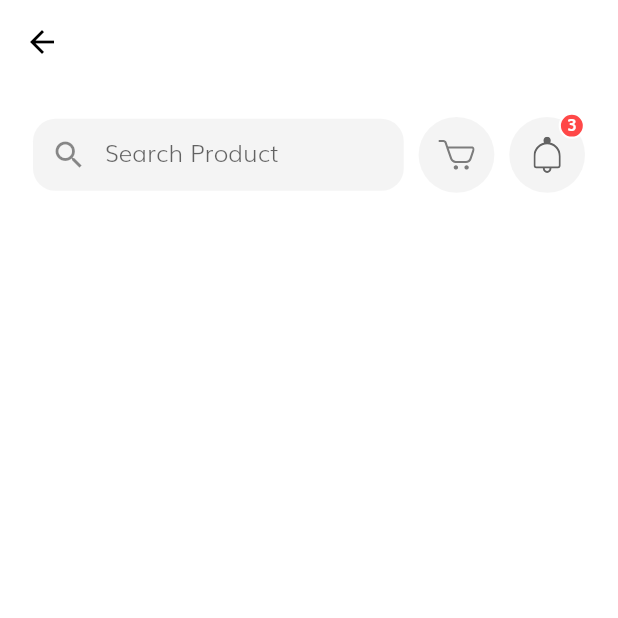
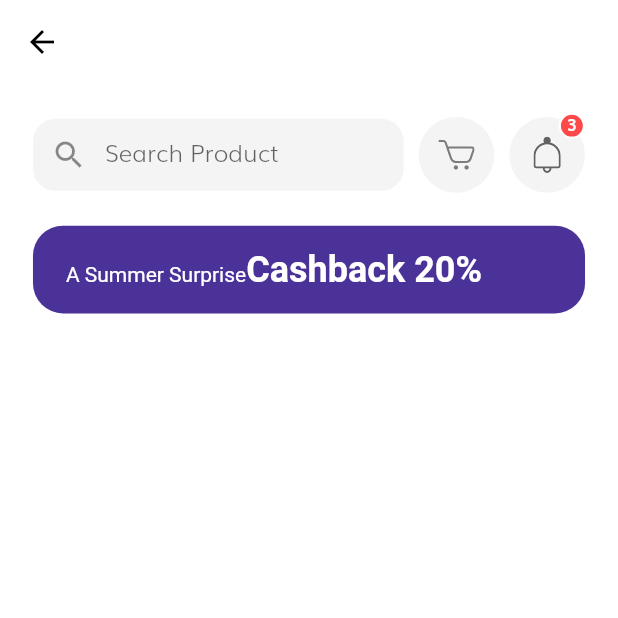
Before and after one commit to jackycsl/ecommerce_app, a Flutter app: the HomeScreen screen opened by its route, on a phone screen of 412 x 824 dp, the top half of it. Run offline on Flutter 3.47's test engine with Material 2 defaults, Android fonts, the phone set to English and light mode, and no system bars; our stand-ins replace flutter_svg.

Commit message:
Build discount card

```diff
--- a/lib/screens/home/components/body.dart
+++ b/lib/screens/home/components/body.dart
@@ -1,5 +1,6 @@
 import 'package:ecommerce_app/size_config.dart';
 import 'package:flutter/material.dart';
+import 'discount_banner.dart';
 import 'home_header.dart';
 
 class Body extends StatelessWidget {
@@ -10,7 +11,9 @@ class Body extends StatelessWidget {
         child: Column(
           children: [
             SizedBox(height: getProportionateScreenWidth(20)),
-            HomeHeader()
+            HomeHeader(),
+            SizedBox(height: getProportionateScreenWidth(20)),
+            DiscountBanner()
           ],
         ),
       ),
--- /dev/null
+++ b/lib/screens/home/components/discount_banner.dart
@@ -0,0 +1,35 @@
+import 'package:flutter/material.dart';
+
+import '../../../size_config.dart';
+
+class DiscountBanner extends StatelessWidget {
+  const DiscountBanner({
+    Key key,
+  }) : super(key: key);
+
+  @override
+  Widget build(BuildContext context) {
+    return Container(
+      margin: EdgeInsets.symmetric(horizontal: getProportionateScreenWidth(20)),
+      padding: EdgeInsets.symmetric(
+          horizontal: getProportionateScreenWidth(20),
+          vertical: getProportionateScreenHeight(15)),
+      width: double.infinity,
+      // height: 90,
+      decoration: BoxDecoration(
+        color: Color(0xFF4A3298),
+        borderRadius: BorderRadius.circular(20),
+      ),
+      child: Text.rich(
+        TextSpan(
+            text: "A Summer Surprise",
+            style: TextStyle(color: Colors.white),
+            children: [
+              TextSpan(
+                  text: "Cashback 20%",
+                  style: TextStyle(fontSize: 24, fontWeight: FontWeight.bold)),
+            ]),
+      ),
+    );
+  }
+}
```
